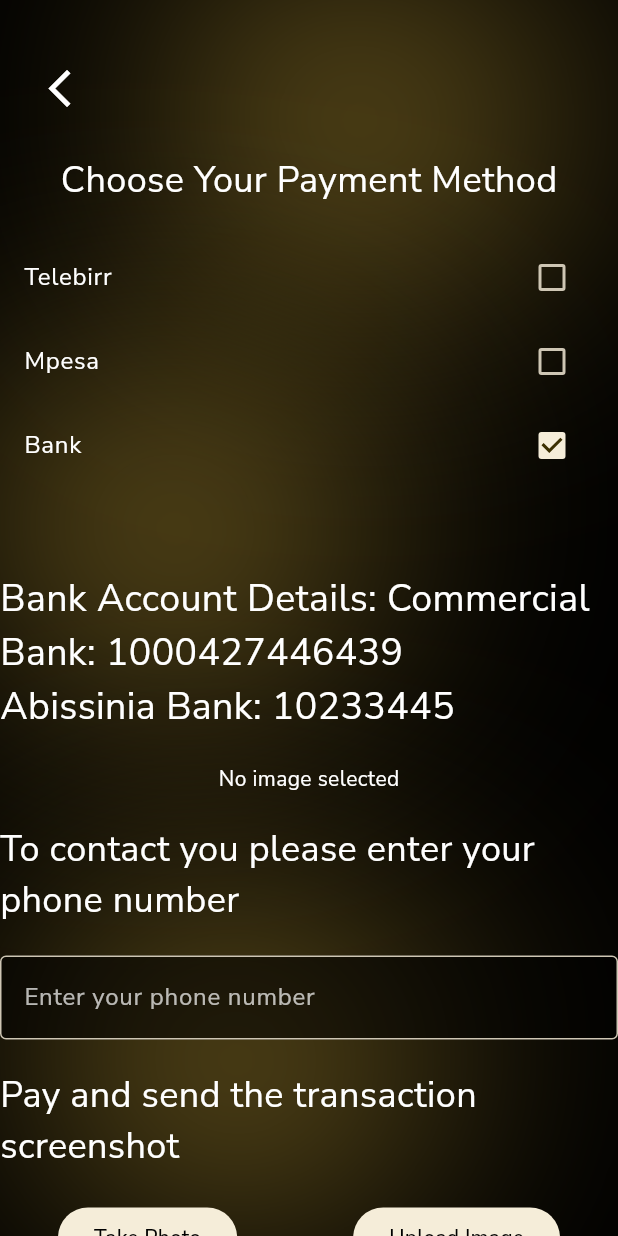
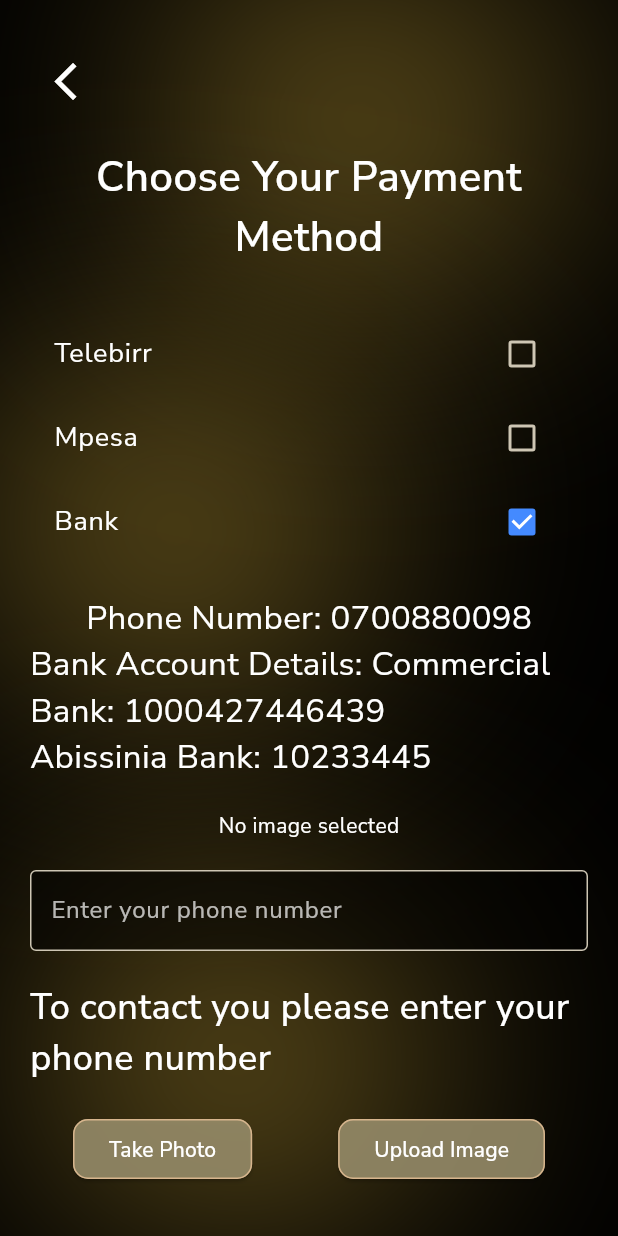
Before and after one commit to NehemiahAklil/everlink_lottery_app, a Flutter app: the Payment screen opened by its route, after a tap on "Telebirr", after a tap on "Mpesa", after a tap on "Bank", on a phone screen of 412 x 824 dp. Run offline on Flutter 3.47's test engine with Material 3 defaults, Android fonts, the light colour scheme and no system bars; our stand-ins replace dartz, firebase_auth, firebase_core, firebase_storage, flutter_riverpod, flutter_svg and 11 more; accounts and stored records are empty; generated files the repository leaves out were written again.

Commit message:
Added routing and modified payment page

```diff
--- a/lib/config/router/routes.dart
+++ b/lib/config/router/routes.dart
@@ -59,6 +59,10 @@
       path: '/settings',
       builder: (context, state) => Settings(),
     ),
+    GoRoute(
+      path: '/profile',
+      builder: (context, state) => Profile(),
+    ),
     ShellRoute(
       navigatorKey: _shellNavigatorKey,
       builder: (context, state, child) {
--- a/lib/presentation/pages/payment.dart
+++ b/lib/presentation/pages/payment.dart
@@ -20,17 +20,12 @@
   bool isMpesaSelected = false;
   bool isBankSelected = false;
 
-  // Phone number for selected payment method (fixed at top)
   String _selectedPhoneNumber = '';
-
-  // Phone number entered by the user
   String _userPhoneNumber = '';
-
   String _bankAccountDetails = '';
   File? _image;
   final ImagePicker _picker = ImagePicker();
   final FirebaseStorage _storage = FirebaseStorage.instance;
-  final Color softWhite = const Color(0xFFF5F5F5);
 
   @override
   Widget build(BuildContext context) {
@@ -38,11 +33,12 @@
       key: _scaffoldKey,
       body: CustomBackground(
         child: SingleChildScrollView(
+          child: Padding(
+            padding: const EdgeInsets.symmetric(horizontal: 20, vertical: 30),
             child: Column(
+              crossAxisAlignment: CrossAxisAlignment.center,
               children: [
-              Padding(
-                padding: const EdgeInsets.only(left: 16.0, top: 35),
-                child: Row(
+                Row(
                   children: [
                     IconButton(
                       onPressed: () {
@@ -51,89 +47,116 @@
                       icon: const Icon(Icons.arrow_back_ios_sharp, color: Colors.white),
                       iconSize: 30,
                     ),
+                    const Spacer(),
                   ],
-                ),
                 ),
                 const SizedBox(height: 20),
                 const Text(
                   'Choose Your Payment Method',
-                style: TextStyle(color: Colors.white, fontSize: 24),
+                  textAlign: TextAlign.center,
+                  style: TextStyle(
+                    color: Colors.white,
+                    fontSize: 28,
+                    fontWeight: FontWeight.w600,
                   ),
+                ),
+                const SizedBox(height: 30),
+                _buildPaymentOptions(),
                 const SizedBox(height: 20),
-              CheckboxListTile(
-                title: const Text('Telebirr', style: TextStyle(color: Colors.white)),
-                value: isTelebirrSelected,
-                onChanged: (value) {
+                _buildPhoneNumberText(),
+                const SizedBox(height: 20),
+                _buildImagePreview(),
+                const SizedBox(height: 20),
+                _buildPhoneInput(),
+                const SizedBox(height: 20),
+                _buildUploadInstructions(),
+                const SizedBox(height: 20),
+                _buildImageButtons(),
+                const SizedBox(height: 40),
+                _buildProceedButton(),
+              ],
+            ),
+          ),
+        ),
+      ),
+    );
+  }
+
+  Widget _buildPaymentOptions() {
+    return Column(
+      children: [
+        _buildCheckbox('Telebirr', isTelebirrSelected, (value) {
           setState(() {
             isTelebirrSelected = value!;
             _selectedPhoneNumber = isTelebirrSelected ? '0900990088' : '';
-                    if (isTelebirrSelected) {
-                      isMpesaSelected = false;
-                      isBankSelected = false;
-                      _bankAccountDetails = '';
-                    }
+            _resetOthers('Telebirr');
           });
-                },
-              ),
-              CheckboxListTile(
-                title: const Text('Mpesa', style: TextStyle(color: Colors.white)),
-                value: isMpesaSelected,
-                onChanged: (value) {
+        }),
+        _buildCheckbox('Mpesa', isMpesaSelected, (value) {
           setState(() {
             isMpesaSelected = value!;
             _selectedPhoneNumber = isMpesaSelected ? '0700880098' : '';
-                    if (isMpesaSelected) {
-                      isTelebirrSelected = false;
-                      isBankSelected = false;
-                      _bankAccountDetails = '';
-                    }
+            _resetOthers('Mpesa');
           });
-                },
-              ),
-              CheckboxListTile(
-                title: const Text('Bank', style: TextStyle(color: Colors.white)),
-                value: isBankSelected,
-                onChanged: (value) {
+        }),
+        _buildCheckbox('Bank', isBankSelected, (value) {
           setState(() {
             isBankSelected = value!;
             _bankAccountDetails = isBankSelected
                 ? 'Commercial Bank: 1000427446439\nAbissinia Bank: 10233445'
                 : '';
+            // Don't reset bank details here
             if (isBankSelected) {
-                      isTelebirrSelected = false;
-                      isMpesaSelected = false;
-                      _selectedPhoneNumber = '';
+              _resetOthers('Bank');
             }
           });
-                },
+        }),
+      ],
+    );
+  }
+
+  Widget _buildCheckbox(String title, bool value, ValueChanged<bool?> onChanged) {
+    return CheckboxListTile(
+      title: Text(
+        title,
+        style: const TextStyle(color: Colors.white, fontSize: 18),
       ),
-              const SizedBox(height: 20),
+      value: value,
+      onChanged: onChanged,
+      activeColor: Colors.blueAccent,
+      checkColor: Colors.white,
+    );
+  }
 
+  void _resetOthers(String selected) {
+    if (selected != 'Telebirr') isTelebirrSelected = false;
+    if (selected != 'Mpesa') isMpesaSelected = false;
+    // No need to reset bank details here
+  }
 
+  Widget _buildPhoneNumberText() {
+    return Column(
+      children: [
         Text(
           _selectedPhoneNumber.isNotEmpty ? 'Phone Number: $_selectedPhoneNumber' : '',
-                style: const TextStyle(color: Colors.white, fontSize: 25),
+          style: const TextStyle(color: Colors.white, fontSize: 22),
         ),
         Text(
-                _bankAccountDetails.isNotEmpty
-                    ? 'Bank Account Details: $_bankAccountDetails'
-                    : '',
-                style: const TextStyle(color: Colors.white, fontSize: 25),
+          _bankAccountDetails.isNotEmpty ? 'Bank Account Details: $_bankAccountDetails' : '',
+          style: const TextStyle(color: Colors.white, fontSize: 22),
         ),
+      ],
+    );
+  }
 
-              const SizedBox(height: 20),
-              _image != null
-                  ? Image.file(_image!)
-                  : const Text('No image selected', style: TextStyle(color: Colors.white)),
-              const SizedBox(height: 20),
+  Widget _buildImagePreview() {
+    return _image != null
+        ? Image.file(_image!, height: 150, width: 150, fit: BoxFit.cover)
+        : const Text('No image selected', style: TextStyle(color: Colors.white));
+  }
 
-              // Instruction for user to enter their own phone number
-              const Text(
-                'To contact you please enter your phone number',
-                style: TextStyle(color: Colors.white, fontSize: 24),
-              ),
-              const SizedBox(height: 20),
-              TextField(
+  Widget _buildPhoneInput() {
+    return TextField(
       style: const TextStyle(color: Colors.white),
       decoration: InputDecoration(
         hintText: 'Enter your phone number',
@@ -141,26 +164,37 @@
         filled: true,
         fillColor: Colors.black54,
         border: const OutlineInputBorder(),
+        contentPadding: const EdgeInsets.symmetric(vertical: 15, horizontal: 10),
       ),
       onChanged: (value) {
         setState(() {
-                    _userPhoneNumber = value; // Only update user's input, not the top phone number
+          _userPhoneNumber = value;
         });
       },
-              ),
-              const SizedBox(height: 20),
+    );
+  }
 
-              const Text(
-                'Pay and send the transaction screenshot',
-                style: TextStyle(color: Colors.white, fontSize: 24),
-              ),
-              const SizedBox(height: 20),
-              Row(
+  Widget _buildUploadInstructions() {
+    return const Text(
+      'To contact you please enter your phone number',
+      style: TextStyle(color: Colors.white, fontSize: 24, fontWeight: FontWeight.w500),
+    );
+  }
+
+  Widget _buildImageButtons() {
+    return Row(
       mainAxisAlignment: MainAxisAlignment.spaceAround,
       children: [
-                  ElevatedButton(
+        _buildImageButton('Take Photo', ImageSource.camera),
+        _buildImageButton('Upload Image', ImageSource.gallery),
+      ],
+    );
+  }
+
+  Widget _buildImageButton(String title, ImageSource source) {
+    return ElevatedButton(
       onPressed: () async {
-                      final pickedFile = await _picker.pickImage(source: ImageSource.camera);
+        final pickedFile = await _picker.pickImage(source: source);
         setState(() {
           if (pickedFile != null) {
             _image = File(pickedFile.path);
@@ -169,28 +203,19 @@
           }
         });
       },
-                    child: const Text('Take Photo', style: TextStyle(color: Colors.black)),
+      style: ElevatedButton.styleFrom(
+        backgroundColor: Color(0xD99D926E),
+        side: const BorderSide(color: Color(0xFFD7B58D)),
+        shape: RoundedRectangleBorder(borderRadius: BorderRadius.circular(10)),
       ),
-                  ElevatedButton(
-                    onPressed: () async {
-                      final pickedFile = await _picker.pickImage(source: ImageSource.gallery);
-                      setState(() {
-                        if (pickedFile != null) {
-                          _image = File(pickedFile.path);
-                        } else {
-                          _image = null;
+      child: Text(title, style: const TextStyle(color: Colors.white)),
+    );
   }
-                      });
-                    },
-                    child: const Text('Upload Image', style: TextStyle(color: Colors.black)),
-                  ),
-                ],
-              ),
-              const SizedBox(height: 40),
-              ElevatedButton(
+
+  Widget _buildProceedButton() {
+    return ElevatedButton(
       onPressed: () {
         if (isTelebirrSelected || isMpesaSelected || isBankSelected) {
-                    // Validate user phone number
           if (isTelebirrSelected && !_userPhoneNumber.startsWith('09')) {
             _showError('Telebirr numbers must start with 09');
             return;
@@ -200,7 +225,6 @@
             return;
           }
 
-                    // Proceed if validation passes
           print('Selected payment methods:');
           if (isTelebirrSelected) {
             print('Telebirr selected with Phone Number: $_selectedPhoneNumber');
@@ -219,12 +243,18 @@
           print('Please select at least one payment method');
         }
       },
-                child: const Text('Proceed to Payment', style: TextStyle(color: Colors.black)),
+      style: ElevatedButton.styleFrom(
+        padding: const EdgeInsets.symmetric(horizontal: 40, vertical: 15),
+        backgroundColor: Color(0xD99D926E),
+        side: const BorderSide(color: Color(0xFFD7B58D)),
+        shape: RoundedRectangleBorder(
+          borderRadius: BorderRadius.circular(15),
         ),
-              const SizedBox(height: 40),
-            ],
+        elevation: 10,
       ),
-        ),
+      child: const Text(
+        'Proceed to Payment',
+        style: TextStyle(color: Colors.white, fontWeight: FontWeight.bold, fontSize: 18),
       ),
     );
   }
@@ -244,7 +274,6 @@
     }
   }
 
-  // Method to show error messages
   void _showError(String message) {
     final snackBar = SnackBar(content: Text(message, style: const TextStyle(color: Colors.red)));
     ScaffoldMessenger.of(context).showSnackBar(snackBar);
```
Lines whose indentation alone changed are shown as unchanged.
